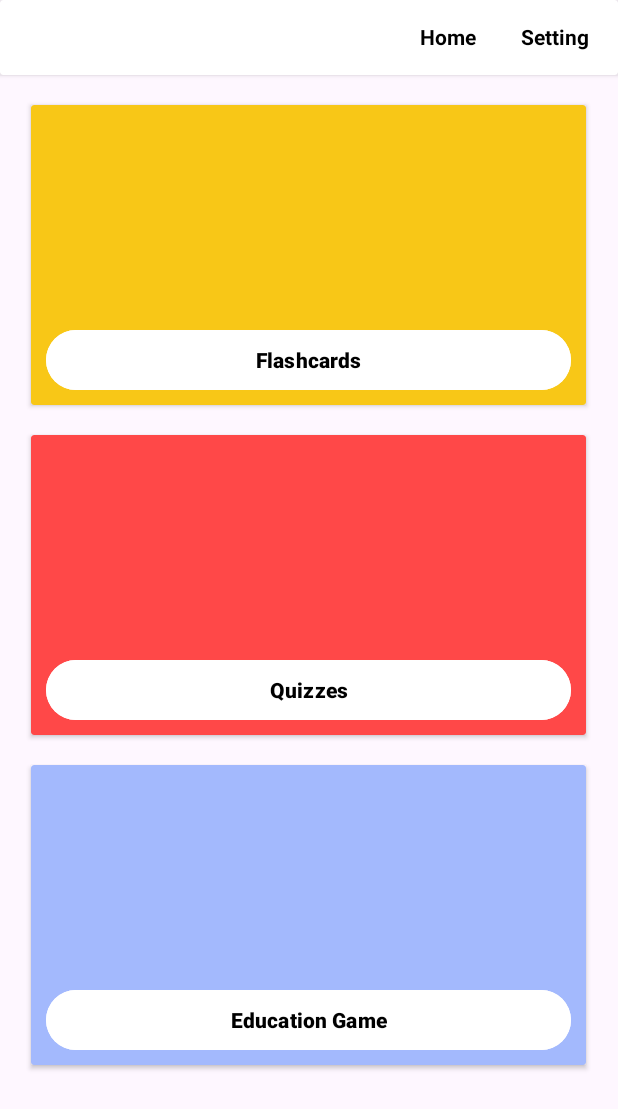
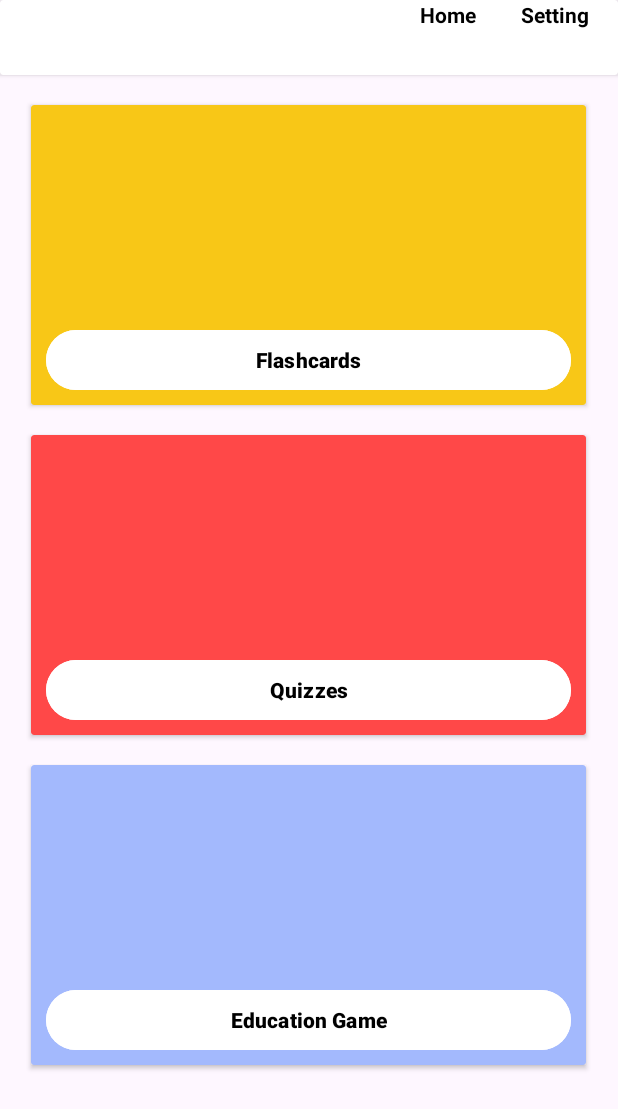
Before and after one commit to Zeerooo-dev/Learnify, an Android app: the main screen opened directly, with no data from a screen before it, on a phone screen of 412 x 824 dp. Shown: the top 1109 px of the screen. Run offline under Robolectric (Android 15) with nearby library versions, the phone set to English and light mode, and no system bars.

Commit message:
2nd Update

```diff
--- a/app/src/main/AndroidManifest.xml
+++ b/app/src/main/AndroidManifest.xml
@@ -22,6 +22,9 @@
             </intent-filter>
         </activity>
         <activity android:name=".main"/>
+        <activity android:name=".educationgame"/>
+        <activity android:name=".flashcards"/>
+        <activity android:name=".quizzes"/>
     </application>
 
 </manifest>
--- /dev/null
+++ b/app/src/main/java/com/example/try2/welcomepage.java
@@ -0,0 +1,2 @@
+package com.example.try2;public class welcomepage {
+}
--- /dev/null
+++ b/app/src/main/res/drawable/border.xml
@@ -0,0 +1,4 @@
+<?xml version="1.0" encoding="utf-8"?>
+<selector xmlns:android="http://schemas.android.com/apk/res/android">
+
+</selector>
--- /dev/null
+++ b/app/src/main/res/drawable/c1.xml
@@ -0,0 +1,4 @@
+<?xml version="1.0" encoding="utf-8"?>
+<selector xmlns:android="http://schemas.android.com/apk/res/android">
+
+</selector>
--- /dev/null
+++ b/app/src/main/res/drawable/c2.xml
@@ -0,0 +1,4 @@
+<?xml version="1.0" encoding="utf-8"?>
+<selector xmlns:android="http://schemas.android.com/apk/res/android">
+
+</selector>
--- /dev/null
+++ b/app/src/main/res/drawable/c3.xml
@@ -0,0 +1,4 @@
+<?xml version="1.0" encoding="utf-8"?>
+<selector xmlns:android="http://schemas.android.com/apk/res/android">
+
+</selector>
--- /dev/null
+++ b/app/src/main/res/drawable/c4.xml
@@ -0,0 +1,4 @@
+<?xml version="1.0" encoding="utf-8"?>
+<selector xmlns:android="http://schemas.android.com/apk/res/android">
+
+</selector>
--- /dev/null
+++ b/app/src/main/res/layout/english.xml
@@ -0,0 +1,6 @@
+<?xml version="1.0" encoding="utf-8"?>
+<LinearLayout xmlns:android="http://schemas.android.com/apk/res/android"
+    android:layout_width="match_parent"
+    android:layout_height="match_parent">
+
+</LinearLayout>
--- a/app/src/main/res/layout/main.xml
+++ b/app/src/main/res/layout/main.xml
@@ -10,22 +10,21 @@
         android:layout_width="match_parent"
         android:layout_height="50dp"
         android:elevation="120dp"
-        android:layout_gravity="center"
         >
+
+
+
         <LinearLayout
             android:layout_width="match_parent"
-            android:layout_height="wrap_content"
+            android:layout_height="match_parent"
             android:orientation="horizontal"
-            android:layout_gravity="center"
             >
-
-
             <ImageView
-                android:layout_width="50dp"
-                android:layout_height="20dp"
-                android:layout_marginRight="230dp"
+                android:layout_width="60dp"
+                android:layout_height="49dp"
+                android:layout_marginLeft="10dp"
+                android:layout_marginRight="210dp"
                 />
-
             <TextView
                 android:id="@+id/home"
                 android:layout_width="wrap_content"
--- /dev/null
+++ b/app/src/main/res/layout/math.xml
@@ -0,0 +1,6 @@
+<?xml version="1.0" encoding="utf-8"?>
+<LinearLayout xmlns:android="http://schemas.android.com/apk/res/android"
+    android:layout_width="match_parent"
+    android:layout_height="match_parent">
+
+</LinearLayout>
--- /dev/null
+++ b/app/src/main/res/layout/science.xml
@@ -0,0 +1,6 @@
+<?xml version="1.0" encoding="utf-8"?>
+<LinearLayout xmlns:android="http://schemas.android.com/apk/res/android"
+    android:layout_width="match_parent"
+    android:layout_height="match_parent">
+
+</LinearLayout>
--- /dev/null
+++ b/app/src/main/res/layout/welcomepage.xml
@@ -0,0 +1,6 @@
+<?xml version="1.0" encoding="utf-8"?>
+<LinearLayout xmlns:android="http://schemas.android.com/apk/res/android"
+    android:layout_width="match_parent"
+    android:layout_height="match_parent">
+
+</LinearLayout>
```
Also changed, not shown: app/src/main/java/com/example/try2/english.java (added, +20 -0 lines), app/src/main/java/com/example/try2/math.java (added, +20 -0 lines), app/src/main/java/com/example/try2/quizpage.java (added, +24 -0 lines), app/src/main/java/com/example/try2/science.java (added, +20 -0 lines), app/src/main/res/layout/quizpage.xml (added, +10 -0 lines).
